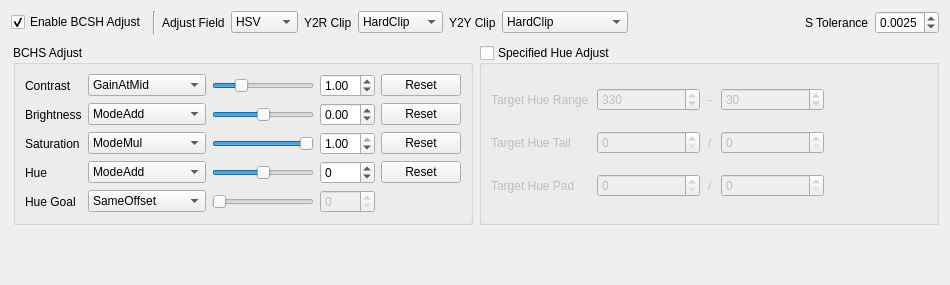
FaiScofield/hwpq_verify, file script/verify_tool_app/ui/bcsh_ui.ui: the form before one commit.
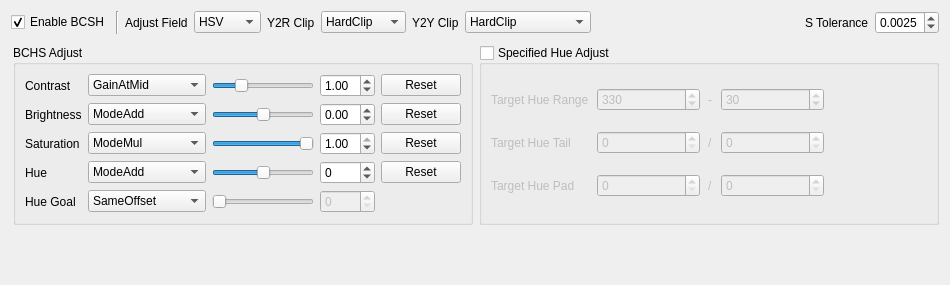
The form after the commit.

The edit to the form file:
```diff
--- a/script/verify_tool_app/ui/bcsh_ui.ui
+++ b/script/verify_tool_app/ui/bcsh_ui.ui
@@ -22,7 +22,7 @@
         <string>启用 HSV 调整处理</string>
        </property>
        <property name="text">
-        <string>Enable BCSH Adjust</string>
+        <string>Enable BCSH</string>
        </property>
        <property name="checked">
         <bool>true</bool>
```
